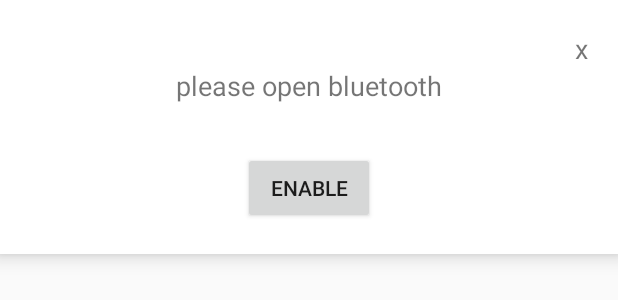
After one commit to omzer/Android-Color-Sorting-Robot, an Android app: the layout enable_bluetooth_dialog.xml on its own in the app's theme, with its tools: preview values and no code run, on a phone screen of 412 x 824 dp. The commit adds this screen. Shown: the top 300 px of the screen. Run offline under Robolectric (Android 15) with nearby library versions, the phone set to English and light mode, and no system bars.

Commit message:
Refactor code using viewModel

```diff
--- /dev/null
+++ b/app/src/main/res/layout/enable_bluetooth_dialog.xml
@@ -0,0 +1,33 @@
+<?xml version="1.0" encoding="utf-8"?>
+<LinearLayout xmlns:android="http://schemas.android.com/apk/res/android"
+    android:layout_width="match_parent"
+    android:layout_height="wrap_content"
+    android:background="@color/white"
+    android:elevation="8dp"
+    android:orientation="vertical"
+    android:padding="20dp">
+
+
+    <TextView
+        android:layout_width="wrap_content"
+        android:layout_height="wrap_content"
+        android:layout_gravity="end"
+        android:text="x"
+        android:textSize="18sp" />
+
+
+    <TextView
+        android:layout_width="wrap_content"
+        android:layout_height="wrap_content"
+        android:layout_gravity="center"
+        android:text="@string/enable_bluetooth"
+        android:textSize="18sp" />
+
+    <Button
+        android:layout_width="wrap_content"
+        android:layout_height="wrap_content"
+        android:layout_gravity="center"
+        android:layout_marginTop="32dp"
+        android:text="enable" />
+
+</LinearLayout>
--- a/app/src/main/res/values/strings.xml
+++ b/app/src/main/res/values/strings.xml
@@ -4,4 +4,5 @@
     <string name="no_bluetooth">No bluetooth device detected.</string>
     <string name="bluetooth_off">Device is turned off.</string>
     <string name="connect_success">Connected successfully.</string>
+    <string name="enable_bluetooth">please open bluetooth</string>
 </resources>
```
Also changed, not shown: app/build.gradle (+4 -3 lines), app/src/main/java/com/example/colorsortrobot/MainActivity.kt (+27 -60 lines), app/src/main/java/com/example/colorsortrobot/ViewModels/BluetoothViewModel.kt (added, +104 -0 lines).
